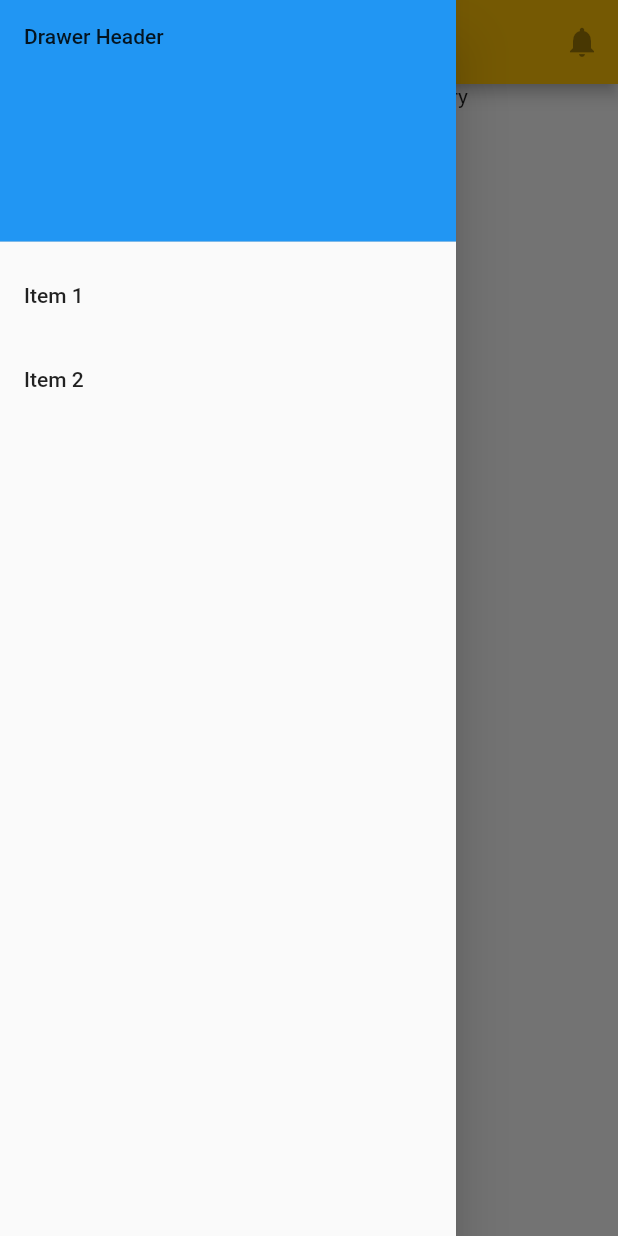
After one commit to C-m3-Codin/Management, a Flutter app: the HomeScreen screen opened directly, with the side drawer open, on a phone screen of 412 x 824 dp. The commit adds this screen. Run offline on Flutter 3.47's test engine with Material 2 defaults, Android fonts, the phone set to English and light mode, and no system bars; our stand-ins replace firebase_auth; accounts and stored records are empty.

Commit message:
major ui updates

```diff
--- /dev/null
+++ b/lib/Pages/home.dart
@@ -0,0 +1,60 @@
+import 'package:flutter/cupertino.dart';
+import 'package:flutter/material.dart';
+
+class HomeScreen extends StatefulWidget {
+  const HomeScreen({
+    Key key,
+  }) : super(key: key);
+
+  @override
+  _HomeScreenState createState() => _HomeScreenState();
+}
+
+class _HomeScreenState extends State<HomeScreen> {
+  @override
+  Widget build(BuildContext context) {
+    return Scaffold(
+        drawer: Drawer(
+          // Add a ListView to the drawer. This ensures the user can scroll
+          // through the options in the drawer if there isn't enough vertical
+          // space to fit everything.
+          child: ListView(
+            // Important: Remove any padding from the ListView.
+            padding: EdgeInsets.zero,
+            children: <Widget>[
+              DrawerHeader(
+                child: Text('Drawer Header'),
+                decoration: BoxDecoration(
+                  color: Colors.blue,
+                ),
+              ),
+              ListTile(
+                title: Text('Item 1'),
+                onTap: () {
+                  // Update the state of the app.
+                  // ...
+                  Navigator.pop(context);
+                },
+              ),
+              ListTile(
+                title: Text('Item 2'),
+                onTap: () {
+                  // Update the state of the app.
+                  // ...
+                  Navigator.pop(context);
+                },
+              ),
+            ],
+          ),
+        ),
+        appBar: AppBar(
+          centerTitle: true,
+          title: Text("Logged in"),
+          actions: [
+            IconButton(icon: Icon(Icons.notifications), onPressed: null)
+          ],
+        ),
+        body: Container(
+            child: Text("from login now Home stateless from sub directory")));
+  }
+}
--- a/lib/main.dart
+++ b/lib/main.dart
@@ -1,11 +1,16 @@
+import 'package:cce/Pages/home.dart';
+import 'package:cce/testPagge.dart';
+import 'package:firebase_auth/firebase_auth.dart';
 import 'package:flutter/material.dart';
 
-import 'Login.dart';
+import 'Pages/Login.dart';
 
+bool success = false;
 void main() {
   runApp(MyApp());
 }
 
+//TODO check and remove redirection to container from here if possible
 class MyApp extends StatelessWidget {
   @override
   Widget build(BuildContext context) {
@@ -13,7 +18,11 @@ class MyApp extends StatelessWidget {
       debugShowCheckedModeBanner: false,
       title: 'CCE',
       theme: ThemeData(primarySwatch: Colors.amber),
-      home: LoginPage(),
+      home: success
+          ? Container(
+              child: Text("from main page"),
+            )
+          : LoginPage(),
     );
   }
 }
```
Also changed, not shown: lib/Login.dart (deleted, +0 -96 lines), lib/Pages/Login.dart (added, +132 -0 lines), lib/home.dart (deleted, +0 -48 lines), lib/testPagge.dart (added, +17 -0 lines), pubspec.lock.
